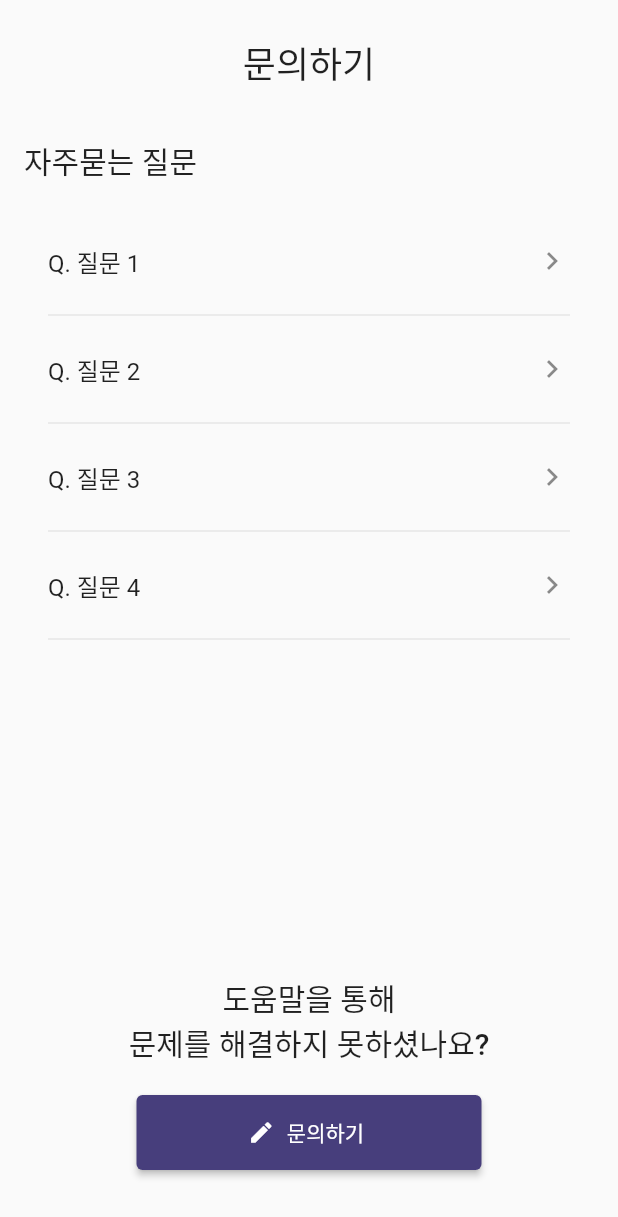
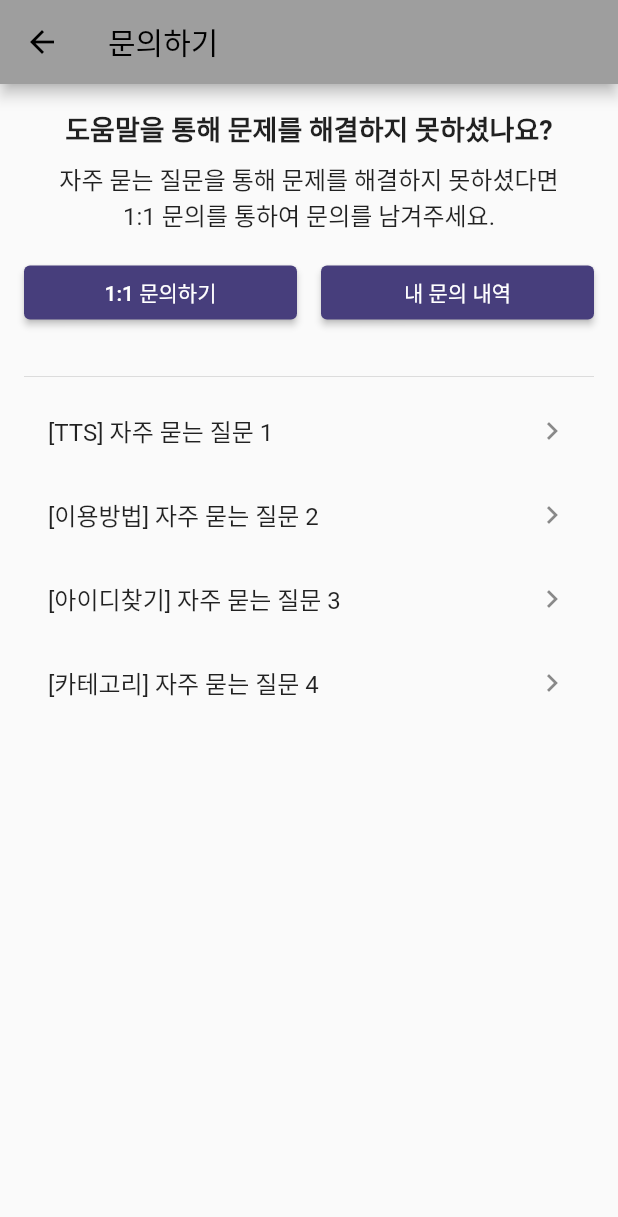
Before and after one commit to kbh2705/Vuides, a Flutter app: the Inquiry screen opened directly, on a phone screen of 412 x 824 dp. Shown: the top 1217 px of the screen. Run offline on Flutter 3.47's test engine with Material 2 defaults, Android fonts, the phone set to English and light mode, and no system bars; our stand-ins replace animated_splash_screen, device_info_plus, flutter_local_notifications, flutter_timezone, geolocator, page_transition and 2 more; missing offline and left inert: flutter_naver_login, kakao_flutter_sdk, kakao_map_plugin; accounts and stored records are empty.

Commit message:
문의페이지 복구, 회원가입페이지 수정중

```diff
--- a/app/ttsApp/lib/FindAccountPage/findid.dart
+++ b/app/ttsApp/lib/FindAccountPage/findid.dart
@@ -71,9 +71,9 @@ class _FindpwState extends State<Findid> {
         child: Column(
           crossAxisAlignment: CrossAxisAlignment.start,
           children: [
-            Text('휴대폰 인증', style: Theme.of(context).textTheme.headline6),
+            Text('휴대폰 인증', style: Theme.of(context).textTheme.titleLarge),
             Divider(height: 20, thickness: 2, color: Color(0xff473E7C),),
-            Text('이름', style: Theme.of(context).textTheme.subtitle1),
+            Text('이름', style: Theme.of(context).textTheme.titleMedium),
             TextFormField(
               controller: nameController,
               decoration: InputDecoration(
@@ -85,7 +85,7 @@ class _FindpwState extends State<Findid> {
               ),
             ),
             SizedBox(height: 20),
-            Text('휴대폰 번호', style: Theme.of(context).textTheme.subtitle1),
+            Text('휴대폰 번호', style: Theme.of(context).textTheme.titleMedium),
             Row(
               children: [
                 Expanded(
--- a/app/ttsApp/lib/InquiryPage/inquiry.dart
+++ b/app/ttsApp/lib/InquiryPage/inquiry.dart
@@ -1,71 +1,104 @@
+import 'package:firstflutterapp/InquiryPage/myinquiry.dart';
+import 'package:firstflutterapp/InquiryPage/myinquirylist.dart';
+import 'package:firstflutterapp/InquiryPage/oneinquiry.dart';
 import 'package:flutter/material.dart';
 
 class Inquiry extends StatelessWidget {
-  const Inquiry({Key? key}) : super(key: key);
-
   @override
   Widget build(BuildContext context) {
-    return SafeArea(
-      child: Scaffold(
-        body: Container(
-          width: double.infinity,
-          padding: const EdgeInsets.symmetric(
-            horizontal: 16,
-            vertical: 24,
+    return Scaffold(
+      appBar: AppBar(
+        title: Text('문의하기'),
+        leading: IconButton(
+          icon: Icon(Icons.arrow_back),
+          onPressed: () => Navigator.of(context).pop(),
+        ),
+      ),
+      body: ListView(
+        padding: EdgeInsets.all(16),
+        children: [
+          Text(
+            "도움말을 통해 문제를 해결하지 못하셨나요?",
+            style: TextStyle(fontWeight: FontWeight.bold, fontSize: 18),
+            textAlign: TextAlign.center,
           ),
-          child: Column(
-            crossAxisAlignment: CrossAxisAlignment.start,
+          SizedBox(height: 8),
+          Text(
+            "자주 묻는 질문을 통해 문제를 해결하지 못하셨다면\n1:1 문의를 통하여 문의를 남겨주세요.",
+            style: TextStyle(fontSize: 16),
+            textAlign: TextAlign.center,
+          ),
+          SizedBox(height: 16),
+          Row(
+            mainAxisAlignment: MainAxisAlignment.spaceEvenly,
             children: [
-              Center(
-                child: Text(
-                  "문의하기",
-                  textAlign: TextAlign.center,
-                  style: Theme.of(context).textTheme.headlineSmall,
-                ),
-              ),
-              const SizedBox(height: 32),
-              Text(
-                "자주묻는 질문",
-                style: Theme.of(context).textTheme.titleLarge,
-              ),
-              const SizedBox(height: 24),
-              for (int i = 1; i <= 4; i++) ...[
-                ListTile(
-                  title: Text("Q. 질문 $i"),
-                  trailing: const Icon(Icons.chevron_right),
-                  onTap: () {
-                    // Handle your onTap here
-                  },
-                ),
-                const Divider(indent: 16, endIndent: 16),
-              ],
-              const Spacer(),
-              Center(
-                child: Text(
-                  "도움말을 통해 \n문제를 해결하지 못하셨나요?",
-                  textAlign: TextAlign.center,
-                  style: Theme.of(context).textTheme.titleLarge,
-                ),
-              ),
-              const SizedBox(height: 20),
-              Center(
-                child: ElevatedButton.icon(
-                  onPressed: () {
-                    // Handle your onPressed event here
-                  },
-                  icon: const Icon(Icons.edit, size: 18),
-                  label: const Text("문의하기"),
-                  style: ElevatedButton.styleFrom(
-                    minimumSize: const Size(230, 50), // set the size
-                    primary: Color(0xff473E7C),
-                    onPrimary: Colors.white,
+              Expanded(
+                child: Padding(
+                  padding: EdgeInsets.only(right: 8.0),
+                  child: ElevatedButton(
+                    onPressed: () {
+                      // 1:1 문의하기 로직
+                      Navigator.push(context,
+                          MaterialPageRoute(builder: (context) => OneInquiry()));
+                    },
+                    child: Text('1:1 문의하기'),
+                    style: ElevatedButton.styleFrom(
+                      foregroundColor: Colors.white,
+                      backgroundColor: Color(0xff473E7C), // 버튼 텍스트색 변경
+                    ),
                   ),
                 ),
               ),
-              const SizedBox(height: 20),
+              Expanded(
+                child: Padding(
+                  padding: EdgeInsets.only(left: 8.0),
+                  child: ElevatedButton(
+                    onPressed: () {
+                      // 내 문의 내역 로직
+                      Navigator.push(context,
+                          MaterialPageRoute(builder: (context) => MyInquiryList()));
+                    },
+                    child: Text('내 문의 내역'),
+                    style: ElevatedButton.styleFrom(
+                      foregroundColor: Colors.white,
+                      backgroundColor: Color(0xff473E7C), // 버튼 텍스트색 변경
+                    ),
+                  ),
+                ),
+              ),
             ],
           ),
-        ),
+          SizedBox(height: 24),
+          Divider(),
+          ListTile(
+            title: Text("[TTS] 자주 묻는 질문 1"),
+            trailing: Icon(Icons.navigate_next),
+            onTap: () {
+              // TTS 질문 선택 로직
+            },
+          ),
+          ListTile(
+            title: Text("[이용방법] 자주 묻는 질문 2"),
+            trailing: Icon(Icons.navigate_next),
+            onTap: () {
+              // 이용방법 질문 선택 로직
+            },
+          ),
+          ListTile(
+            title: Text("[아이디찾기] 자주 묻는 질문 3"),
+            trailing: Icon(Icons.navigate_next),
+            onTap: () {
+              // 아이디찾기 질문 선택 로직
+            },
+          ),
+          ListTile(
+            title: Text("[카테고리] 자주 묻는 질문 4"),
+            trailing: Icon(Icons.navigate_next),
+            onTap: () {
+              // 카테고리 질문 선택 로직
+            },
+          ),
+        ],
       ),
     );
   }
--- a/app/ttsApp/lib/InquiryPage/oneinquiry.dart
+++ b/app/ttsApp/lib/InquiryPage/oneinquiry.dart
@@ -1,3 +1,4 @@
+import 'package:firstflutterapp/InquiryPage/oneinquirycom.dart';
 import 'package:flutter/material.dart';
 
 class OneInquiry extends StatefulWidget {
@@ -70,6 +71,8 @@ class _OneInquiryState extends State<OneInquiry> {
               onPressed: isButtonEnabled
                   ? () {
                 // Send inquiry logic
+                Navigator.push(context,
+                    MaterialPageRoute(builder: (context) => OneInquiryCom()));
               }
                   : null,
               child: Text('보내기'),
```
Also changed, not shown: app/ttsApp/lib/InquiryPage/myinquiry.dart (+29 -13 lines), app/ttsApp/lib/InquiryPage/myinquirycom.dart (+32 -7 lines), app/ttsApp/lib/InquiryPage/myinquirycomdetail.dart (added, +103 -0 lines), app/ttsApp/lib/InquiryPage/myinquirydetail.dart (added, +93 -0 lines), app/ttsApp/lib/InquiryPage/myinquirylist.dart (+31 -0 lines), app/ttsApp/lib/InquiryPage/oneinquirycom.dart (added, +63 -0 lines), app/ttsApp/lib/LoginPage/login.dart (+31 -26 lines), app/ttsApp/lib/SignUpPage/signupcon.dart (added, +85 -0 lines), app/ttsApp/pubspec.lock.
